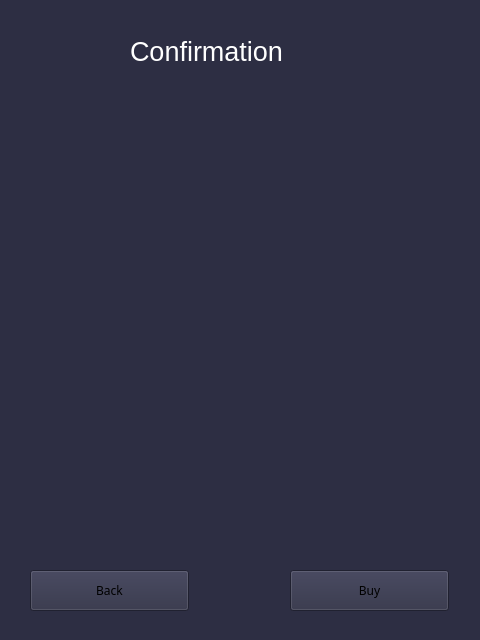
First picture: the form in file_ui/shopping_cart.ui, repository Ghazimuhammad/Reservasi-Bengkel, before the edit.
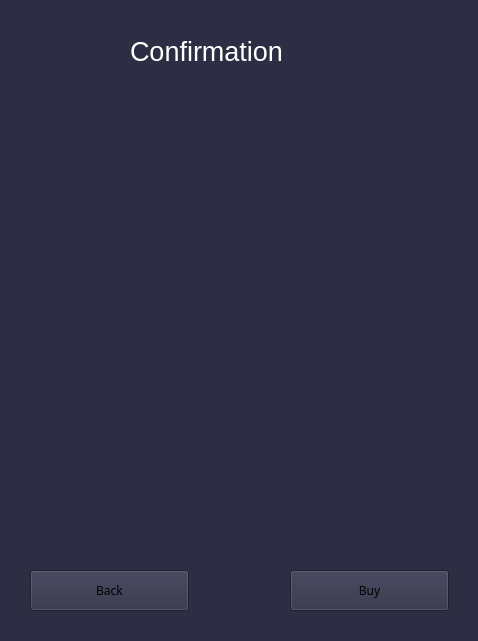
Second picture: the form after the edit.

Commit message: bikin pdf dari API

```diff
--- a/file_ui/shopping_cart.ui
+++ b/file_ui/shopping_cart.ui
@@ -6,8 +6,8 @@
    <rect>
     <x>0</x>
     <y>0</y>
-    <width>480</width>
-    <height>640</height>
+    <width>478</width>
+    <height>641</height>
    </rect>
   </property>
   <property name="windowTitle">
@@ -87,10 +87,10 @@
    <widget class="QWidget" name="verticalLayoutWidget">
     <property name="geometry">
      <rect>
-      <x>30</x>
+      <x>80</x>
       <y>110</y>
-      <width>421</width>
-      <height>441</height>
+      <width>321</width>
+      <height>341</height>
      </rect>
     </property>
     <layout class="QVBoxLayout" name="verticalLayout"/>
```
Left out of the diff: 2 changed lines with no effect on the pictures. The commit also changes 1 other file.
